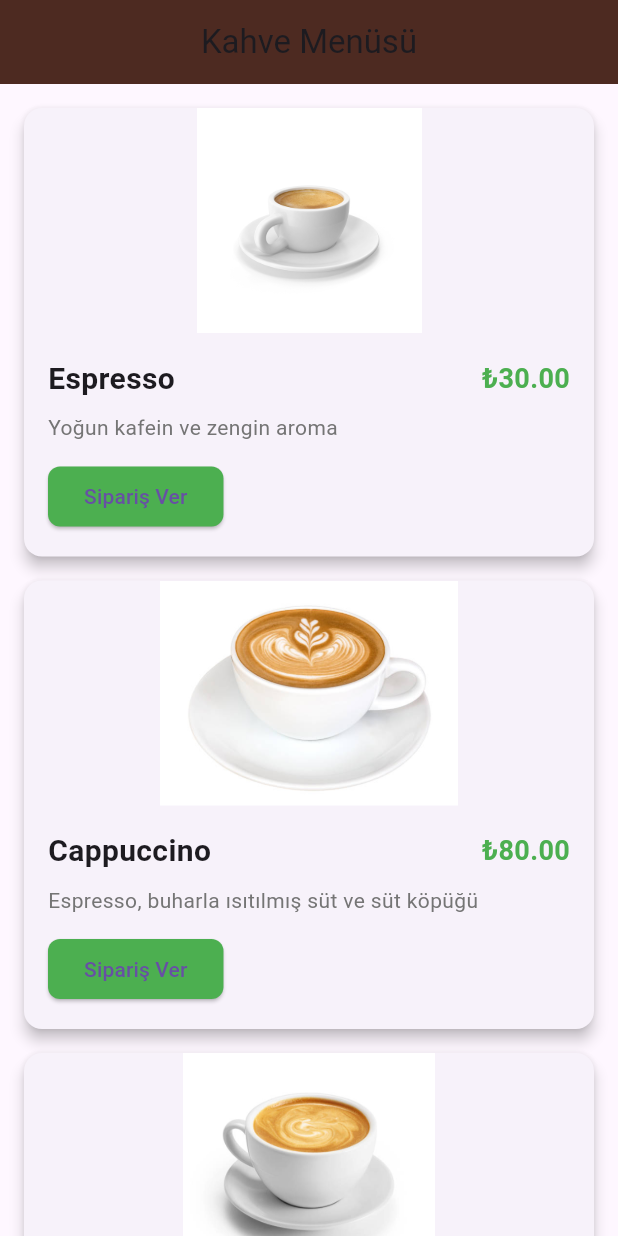
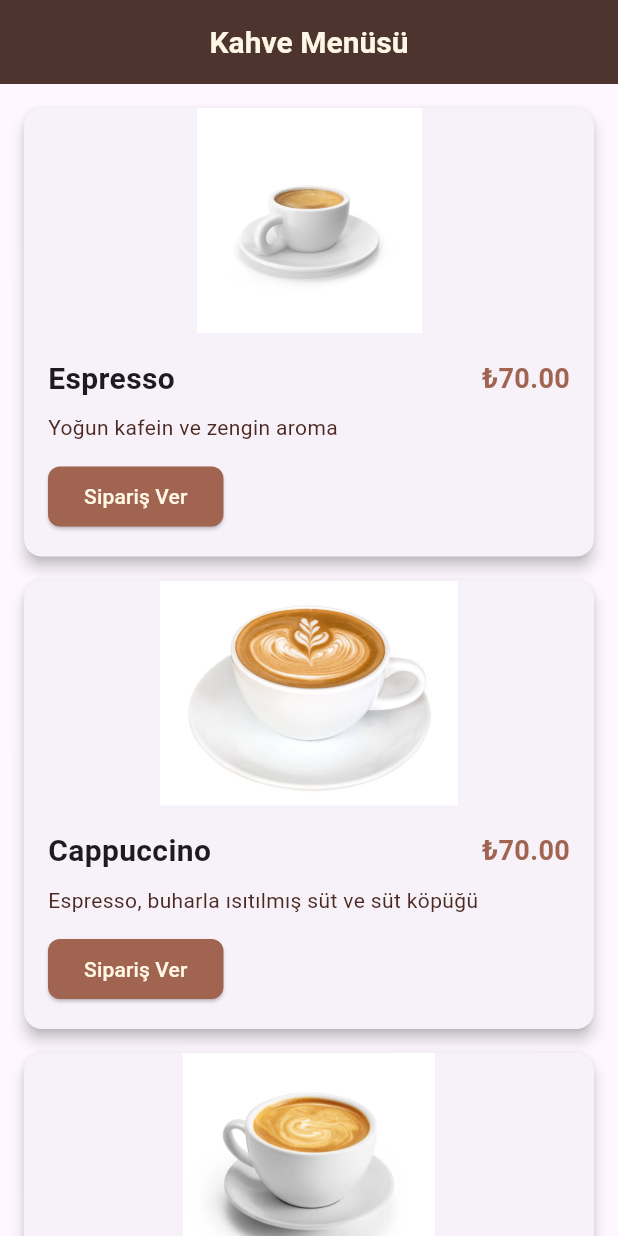
Before and after one commit to Gorkemarslan57/BaristaTime, a Flutter app: the HomeScreen screen opened by its route, on a phone screen of 412 x 824 dp. Run offline on Flutter 3.47's test engine with Material 3 defaults, Android fonts, the phone set to English and light mode, and no system bars; our stand-ins replace go_router, google_fonts, lottie; missing offline and left inert: dotlottie_loader.

Commit message:
kahvelerin bulunduğu cardlar düzenlendi themes.dartda bulunan renk yapısı uygulamamızın ana ekranına yüklendi ve kahve fiyatları düzenlendi, themes.dart kısmına fontlar ayarlandı

```diff
--- a/lib/main.dart
+++ b/lib/main.dart
@@ -1,4 +1,5 @@
 import 'package:flutter/material.dart';
+import 'package:flutter_app/core/themes.dart';
 import 'package:go_router/go_router.dart';
 import 'screens/loading_screens.dart';
 import 'screens/home_screen.dart';
@@ -31,10 +32,11 @@ class MyApp extends StatelessWidget {
     return MaterialApp.router(
       title: 'Flutter App',
       theme: ThemeData(
-        primarySwatch: Colors.brown,
+      primaryColor : colors["onPrimary"],
         visualDensity: VisualDensity.adaptivePlatformDensity,
       ),
       routerConfig: _router, // Yönlendirme yapılandırması
+      debugShowCheckedModeBanner: false,
     );
   }
 }
--- a/lib/screens/home_screen.dart
+++ b/lib/screens/home_screen.dart
@@ -1,21 +1,5 @@
 import 'package:flutter/material.dart';
 import 'package:flutter_app/core/themes.dart';
-
-void main() {
-  runApp(const MyApp());
-}
-
-class MyApp extends StatelessWidget {
-  const MyApp({super.key});
-
-  @override
-  Widget build(BuildContext context) {
-    return MaterialApp(
-      debugShowCheckedModeBanner: false,
-      home: HomeScreen(),
-    );
-  }
-}
 
 class HomeScreen extends StatelessWidget {
   const HomeScreen({super.key});
@@ -26,9 +10,18 @@ class HomeScreen extends StatelessWidget {
       appBar: AppBar(
         title: const Text('Kahve Menüsü'),
         centerTitle: true,
-        backgroundColor: colors["onSurface"]
+        backgroundColor: colors["primary"], // Arka plan rengi
+        titleTextStyle: TextStyle(
+          color: colors["onPrimary"], // Başlık metni rengi
+          fontSize: 20,
+          fontWeight: FontWeight.bold,
+        ),
+        iconTheme: IconThemeData(
+          color: colors["onPrimary"], // İkon rengi
+        ),
       ),
-      body: CoffeeMenuCard(),
+      body:
+          CoffeeMenuCard(), // Doğru şekilde kullanılması için burası düzeltildi.
     );
   }
 }
@@ -54,31 +47,32 @@ class CoffeeMenuCard extends StatelessWidget {
     CoffeeMenuItem(
       name: 'Espresso',
       description: 'Yoğun kafein ve zengin aroma',
-      price: 30,
+      price: 70,
       imageUrl: 'assets/images/espresso.jpg',
+
     ),
     CoffeeMenuItem(
       name: 'Cappuccino',
       description: 'Espresso, buharla ısıtılmış süt ve süt köpüğü',
-      price: 80,
+      price: 70,
       imageUrl: 'assets/images/cappuccino.jpg',
     ),
     CoffeeMenuItem(
       name: 'Latte',
       description: 'Espresso ve kadifemsi süt köpüğü',
-      price: 50,
+      price: 70,
       imageUrl: 'assets/images/latte.jpg',
     ),
     CoffeeMenuItem(
       name: 'Americano',
       description: 'Espresso ve sıcak su ile hazırlanır',
-      price: 40,
+      price: 70,
       imageUrl: 'assets/images/Americano.jpeg',
     ),
     CoffeeMenuItem(
       name: 'Mocha',
       description: 'Çikolata, espresso ve süt karışımı',
-      price: 60,
+      price: 70,
       imageUrl: 'assets/images/Mocha.jpeg',
     ),
     CoffeeMenuItem(
@@ -90,7 +84,7 @@ class CoffeeMenuCard extends StatelessWidget {
     CoffeeMenuItem(
       name: 'Macchiato',
       description: 'Espresso üzerine süt köpüğü',
-      price: 45,
+      price: 70,
       imageUrl: 'assets/images/Macchiato.jpeg',
     ),
   ];
@@ -138,13 +132,14 @@ class CoffeeMenuCard extends StatelessWidget {
                             style: const TextStyle(
                               fontSize: 20,
                               fontWeight: FontWeight.bold,
+
                             ),
                           ),
                           Text(
                             '₺${item.price.toStringAsFixed(2)}',
-                            style: const TextStyle(
+                            style: TextStyle(
                               fontSize: 18,
-                              color: Color(0xFF4CAF50),
+                              color: colors["success"],
                               fontWeight: FontWeight.bold,
                             ),
                           ),
@@ -155,21 +150,25 @@ class CoffeeMenuCard extends StatelessWidget {
                         item.description,
                         style: TextStyle(
                           fontSize: 14,
-                          color: Colors.grey[600],
+                          color: colors["onSurface"],
                         ),
                       ),
                       const SizedBox(height: 12),
                       ElevatedButton(
-                        onPressed: () {
-                          // Sipariş verme işlevi buraya eklenebilir
-                        },
+                        onPressed: () {},
                         style: ElevatedButton.styleFrom(
-                          backgroundColor: const Color(0xFF4CAF50),
+                          backgroundColor: colors["success"],
                           shape: RoundedRectangleBorder(
                             borderRadius: BorderRadius.circular(8),
                           ),
                         ),
-                        child: const Text('Sipariş Ver'),
+                        child: Text(
+                          'Sipariş Ver',
+                          style: TextStyle(
+                            color: colors[
+                                "onPrimary"], // Burada istediğiniz rengi seçebilirsiniz
+                          ),
+                        ),
                       ),
                     ],
                   ),
```
Also changed, not shown: lib/core/themes.dart (+66 -1 lines).
